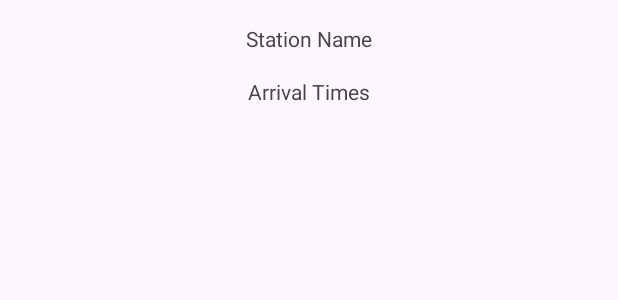
After one commit to ChaimaBouhlel/bus-scheduler-mobile-app, an Android app: the layout details_fragment.xml on its own in the app's theme, with its tools: preview values and no code run, on a phone screen of 412 x 824 dp. The commit adds this screen. Shown: the top 300 px of the screen. Run offline under Robolectric (Android 15) with nearby library versions, the phone set to English and light mode, and no system bars.

Commit message:
refactor application using fragments

```diff
--- a/app/src/main/java/com/example/bus_scheduler_app/BusStopAdapter.kt
+++ b/app/src/main/java/com/example/bus_scheduler_app/BusStopAdapter.kt
@@ -6,6 +6,7 @@ import android.view.LayoutInflater
 import android.view.View
 import android.view.ViewGroup
 import android.widget.TextView
+import androidx.navigation.findNavController
 import androidx.recyclerview.widget.RecyclerView
 import com.example.bus_scheduler_app.database.entities.Schedule
 import java.util.Date
--- /dev/null
+++ b/app/src/main/res/layout/details_fragment.xml
@@ -0,0 +1,25 @@
+<?xml version="1.0" encoding="utf-8"?>
+<RelativeLayout
+    xmlns:android="http://schemas.android.com/apk/res/android"
+    xmlns:tools="http://schemas.android.com/tools"
+    android:layout_width="match_parent"
+    android:layout_height="match_parent"
+    tools:context=".DetailsFragment">
+
+    <TextView
+        android:id="@+id/stationNameTextView"
+        android:layout_width="wrap_content"
+        android:layout_height="wrap_content"
+        android:text="Station Name"
+        android:layout_centerHorizontal="true"
+        android:layout_marginTop="16dp"/>
+
+    <TextView
+        android:id="@+id/arrivalTimesTextView"
+        android:layout_width="wrap_content"
+        android:layout_height="wrap_content"
+        android:text="Arrival Times"
+        android:layout_below="@id/stationNameTextView"
+        android:layout_centerHorizontal="true"
+        android:layout_marginTop="16dp"/>
+</RelativeLayout>
--- a/build.gradle.kts
+++ b/build.gradle.kts
@@ -2,4 +2,5 @@
 plugins {
     id("com.android.application") version "8.1.2" apply false
     id("org.jetbrains.kotlin.android") version "1.9.0" apply false
+    id ("androidx.navigation.safeargs") version "2.5.1" apply false
 }
```
Also changed, not shown: app/build.gradle.kts (+7 -0 lines), app/src/main/AndroidManifest.xml (+9 -4 lines), app/src/main/java/com/example/bus_scheduler_app/DetailsFragment.kt (added, +59 -0 lines), app/src/main/java/com/example/bus_scheduler_app/NewMainActivity.kt (added, +22 -0 lines), app/src/main/java/com/example/bus_scheduler_app/ScheduleListFragment.kt (added, +57 -0 lines), app/src/main/res/layout/new_main_activity.xml (added, +17 -0 lines), app/src/main/res/layout/schedule_list_fragment.xml (added, +38 -0 lines), app/src/main/res/navigation/nav_graph.xml (added, +26 -0 lines).
